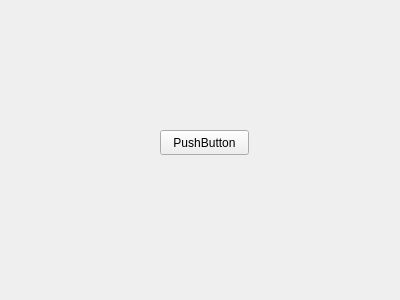
lardemua/atom_rviz_plugin, file calibration/src/ui/calibration_panel.ui: the form before one commit.
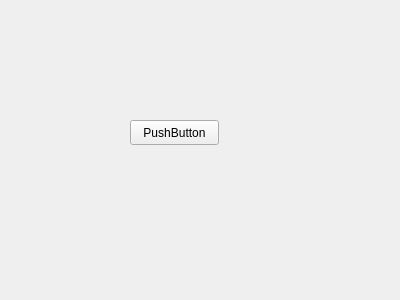
The form after the commit.

Commit message: changed the name of the repository

What changed in the file:
```diff
--- a/calibration/src/ui/calibration_panel.ui
+++ b/calibration/src/ui/calibration_panel.ui
@@ -16,8 +16,8 @@
   <widget class="QPushButton" name="pushButton">
    <property name="geometry">
     <rect>
-     <x>160</x>
-     <y>130</y>
+     <x>130</x>
+     <y>120</y>
      <width>89</width>
      <height>25</height>
     </rect>
```
The commit also changes 1 other file.
